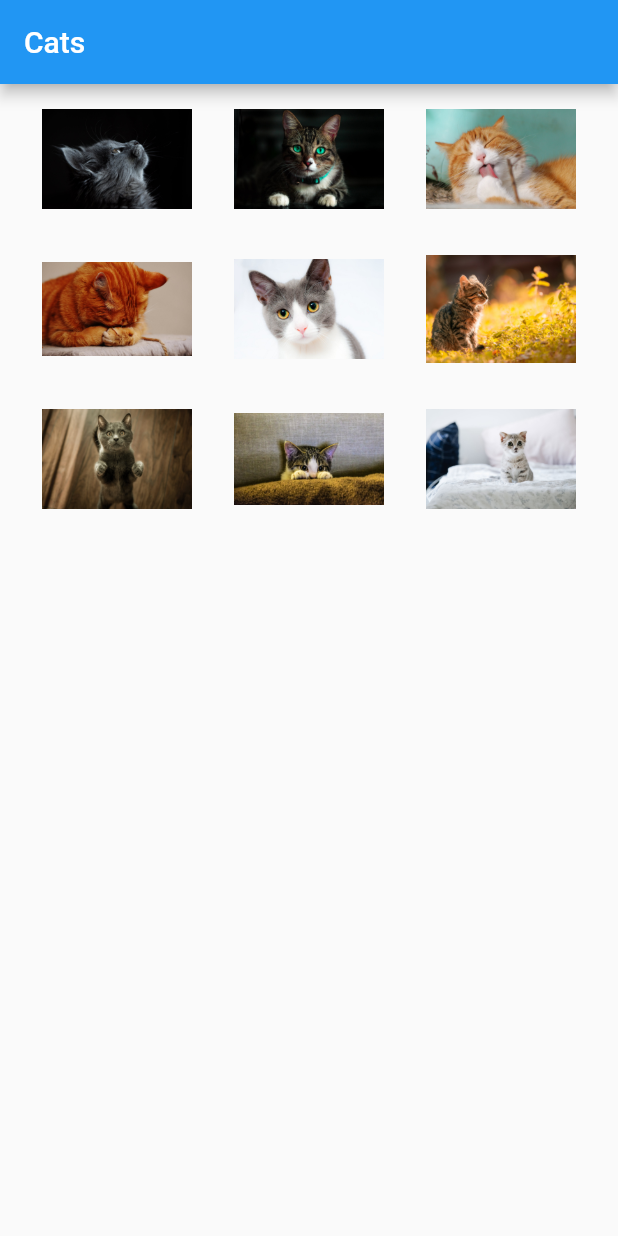
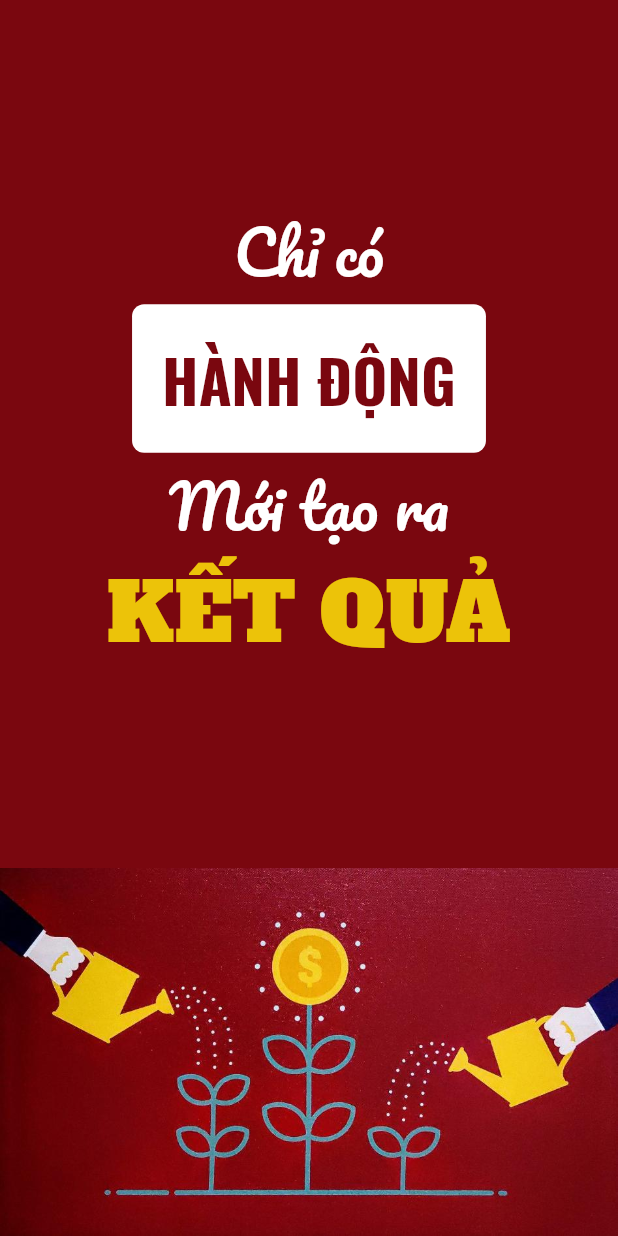
Before and after one commit to anhtung87/learn_widget, a Flutter app: the screen it shows after launch, on a phone screen of 412 x 824 dp. Run offline on Flutter 3.47's test engine with Material 2 defaults, Android fonts, the phone set to English and light mode, and no system bars.

Commit message:
design banner

```diff
--- a/lib/main.dart
+++ b/lib/main.dart
@@ -8,74 +8,148 @@ class MyApp extends StatelessWidget {
     return MaterialApp(
       title: 'Material App',
       home: Scaffold(
-          appBar: AppBar(
-            title: Text('Cats'),
+        // appBar: AppBar(
+        //   title: Text('Material App Bar'),
+        // ),
+        body: Container(
+          color: Color.fromRGBO(122, 7, 15, 1),
+          child: Column(
+            mainAxisAlignment: MainAxisAlignment.spaceBetween,
+            children: <Widget>[
+              Expanded(
+                child: Column(
+                  mainAxisAlignment: MainAxisAlignment.center,
+                  children: <Widget>[
+                    Text(
+                      "Chỉ có",
+                      style: TextStyle(
+                        fontSize: 40,
+                        color: Colors.white,
+                        fontStyle: FontStyle.normal,
+                        fontFamily: "Pacifico",
                       ),
-          body: Column(
-            children: <Widget>[
-              Row(
-                children: <Widget>[
-                  Container(
-                    child: Image.asset("asset/01.jpeg"),
-                    width: 100,
-                    height: 100,
                     ),
                     Container(
-                    child: Image.asset("asset/02.jpeg"),
-                    width: 100,
-                    height: 100,
+                      decoration: BoxDecoration(
+                          borderRadius: BorderRadius.circular(8),
+                          color: Colors.white),
+                      padding: EdgeInsets.all(20),
+                      child: Text(
+                        "HÀNH ĐỘNG",
+                        style: TextStyle(
+                          fontSize: 40,
+                          color: Color.fromRGBO(122, 7, 15, 1),
+                          fontWeight: FontWeight.bold,
+                          fontFamily: "Oswald",
                         ),
-                  Container(
-                    child: Image.asset("asset/03.jpeg"),
-                    width: 100,
-                    height: 100,
+                      ),
+                    ),
+                    Text(
+                      "Mới tạo ra",
+                      style: TextStyle(
+                        fontSize: 40,
+                        color: Colors.white,
+                        fontFamily: "Pacifico",
+                      ),
+                    ),
+                    Text(
+                      "KẾT QUẢ",
+                      style: TextStyle(
+                        fontSize: 54,
+                        color: Color.fromRGBO(236, 195, 9, 1),
+                        fontFamily: "AlfaSlabOne",
+                      ),
                     ),
                   ],
-                mainAxisAlignment: MainAxisAlignment.spaceEvenly,
-                // crossAxisAlignment: CrossAxisAlignment.center,
                 ),
-              Row(
-                children: <Widget>[
-                  Container(
-                    child: Image.asset("asset/04.jpeg"),
-                    width: 100,
-                    height: 100,
               ),
-                  Container(
-                    child: Image.asset("asset/05.jpeg"),
-                    width: 100,
-                    height: 100,
+              Image.asset("asset/hoc_la_co_viec.jpg"),
+            ],
           ),
-                  Container(
-                    child: Image.asset("asset/06.jpeg"),
-                    width: 100,
-                    height: 100,
         ),
-                ],
-                mainAxisAlignment: MainAxisAlignment.spaceEvenly,
       ),
-              Row(
-                children: <Widget>[
-                  Container(
-                    child: Image.asset("asset/07.jpeg"),
-                    width: 100,
-                    height: 100,
-                  ),
-                  Container(
-                    child: Image.asset("asset/08.jpeg"),
-                    width: 100,
-                    height: 100,
-                  ),
-                  Container(
-                    child: Image.asset("asset/09.jpeg"),
-                    width: 100,
-                    height: 100,
-                  ),
-                ],
-                mainAxisAlignment: MainAxisAlignment.spaceEvenly,
-              )
-            ],
-          )),
     );
   }
 }
+
+// import 'package:flutter/material.dart';
+
+// void main() => runApp(MyApp());
+
+// class MyApp extends StatelessWidget {
+//   @override
+//   Widget build(BuildContext context) {
+//     return MaterialApp(
+//       title: 'Material App',
+//       home: Scaffold(
+//           appBar: AppBar(
+//             title: Text('Cats'),
+//           ),
+//           body: Column(
+//             children: <Widget>[
+//               Row(
+//                 children: <Widget>[
+//                   Container(
+//                     child: Image.asset("asset/01.jpeg"),
+//                     width: 100,
+//                     height: 100,
+//                   ),
+//                   Container(
+//                     child: Image.asset("asset/02.jpeg"),
+//                     width: 100,
+//                     height: 100,
+//                   ),
+//                   Container(
+//                     child: Image.asset("asset/03.jpeg"),
+//                     width: 100,
+//                     height: 100,
+//                   ),
+//                 ],
+//                 mainAxisAlignment: MainAxisAlignment.spaceEvenly,
+//                 // crossAxisAlignment: CrossAxisAlignment.center,
+//               ),
+//               Row(
+//                 children: <Widget>[
+//                   Container(
+//                     child: Image.asset("asset/04.jpeg"),
+//                     width: 100,
+//                     height: 100,
+//                   ),
+//                   Container(
+//                     child: Image.asset("asset/05.jpeg"),
+//                     width: 100,
+//                     height: 100,
+//                   ),
+//                   Container(
+//                     child: Image.asset("asset/06.jpeg"),
+//                     width: 100,
+//                     height: 100,
+//                   ),
+//                 ],
+//                 mainAxisAlignment: MainAxisAlignment.spaceEvenly,
+//               ),
+//               Row(
+//                 children: <Widget>[
+//                   Container(
+//                     child: Image.asset("asset/07.jpeg"),
+//                     width: 100,
+//                     height: 100,
+//                   ),
+//                   Container(
+//                     child: Image.asset("asset/08.jpeg"),
+//                     width: 100,
+//                     height: 100,
+//                   ),
+//                   Container(
+//                     child: Image.asset("asset/09.jpeg"),
+//                     width: 100,
+//                     height: 100,
+//                   ),
+//                 ],
+//                 mainAxisAlignment: MainAxisAlignment.spaceEvenly,
+//               )
+//             ],
+//           )),
+//     );
+//   }
+// }
```
Also changed, not shown: pubspec.yaml (+20 -6 lines), asset/hoc_la_co_viec.jpg (added), fonts/AlfaSlabOne-Regular.ttf (added), fonts/FS-Wolf-in-the-City-Light.ttf (added), fonts/FS-Wolf-in-the-City-Regular.ttf (added), fonts/Oswald-Bold.ttf (added), fonts/Oswald-ExtraLight.ttf (added), fonts/Oswald-Light.ttf (added), fonts/Oswald-Medium.ttf (added), fonts/Oswald-Regular.ttf (added), fonts/Oswald-SemiBold.ttf (added), fonts/Pacifico-Regular.ttf (added). Lines whose indentation alone changed are shown as unchanged.
